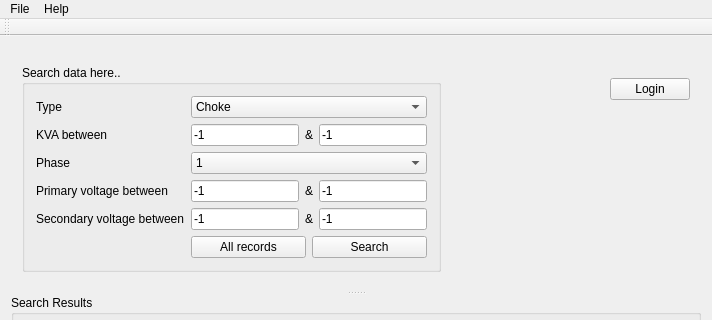
JyothishM/DataSearch, file 1.0.0/source/DataSearch/mainwindow.ui: the form before one commit; both pictures show x 0 to 712 and y 0 to 320 of the 712 by 580 pixel window.
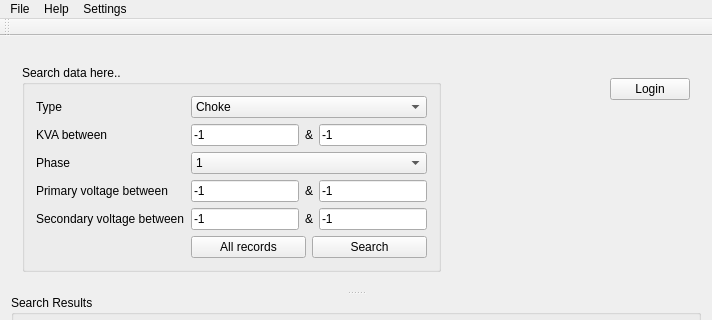
The form after the commit. Icons and pictures are not drawn.

```diff
--- a/1.0.0/source/DataSearch/mainwindow.ui
+++ b/1.0.0/source/DataSearch/mainwindow.ui
@@ -289,7 +289,7 @@
      <x>0</x>
      <y>0</y>
      <width>712</width>
-     <height>21</height>
+     <height>26</height>
     </rect>
    </property>
    <widget class="QMenu" name="menuFile">
@@ -304,8 +304,15 @@
     </property>
     <addaction name="actionAbout"/>
    </widget>
+   <widget class="QMenu" name="menuSettings">
+    <property name="title">
+     <string>Settings</string>
+    </property>
+    <addaction name="actionConfiguration_Tool"/>
+   </widget>
    <addaction name="menuFile"/>
    <addaction name="menuHelp"/>
+   <addaction name="menuSettings"/>
   </widget>
   <widget class="QToolBar" name="mainToolBar">
    <attribute name="toolBarArea">
```
Left out of the diff: 5 changed lines with no effect on the pictures.
